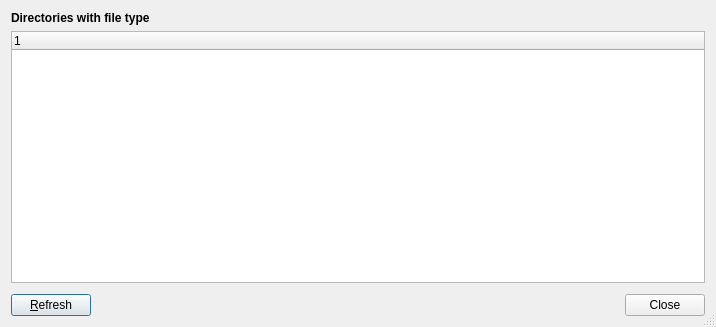
This is src/locate-file-type-window.ui in Lithopsian/qt6dirstat as Qt 5 draws it before an edit. The edited form follows.
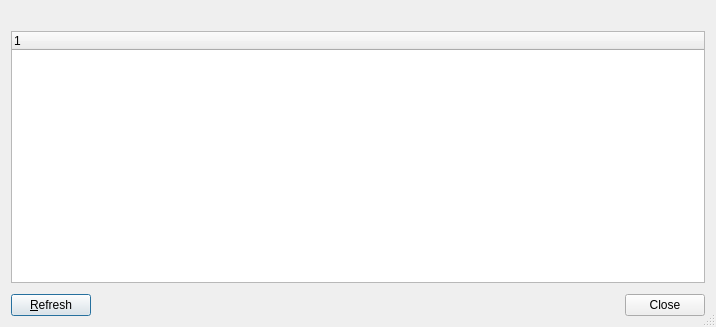
This is the edited form.

The edit to the form file:
```diff
--- a/src/locate-file-type-window.ui
+++ b/src/locate-file-type-window.ui
@@ -25,9 +25,6 @@
        <bold>true</bold>
       </font>
      </property>
-     <property name="text">
-      <string notr="true">Directories with file type</string>
-     </property>
     </widget>
    </item>
    <item>
```
